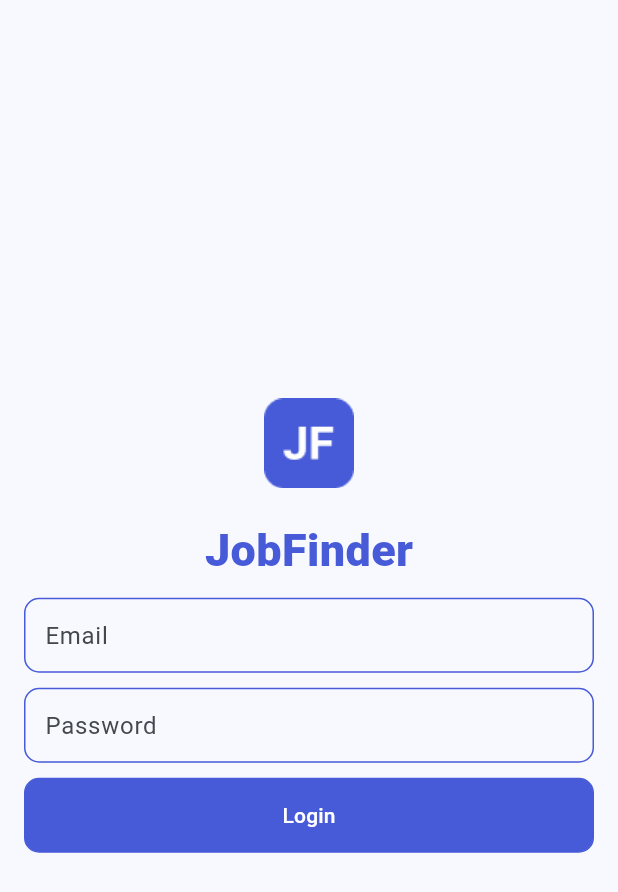
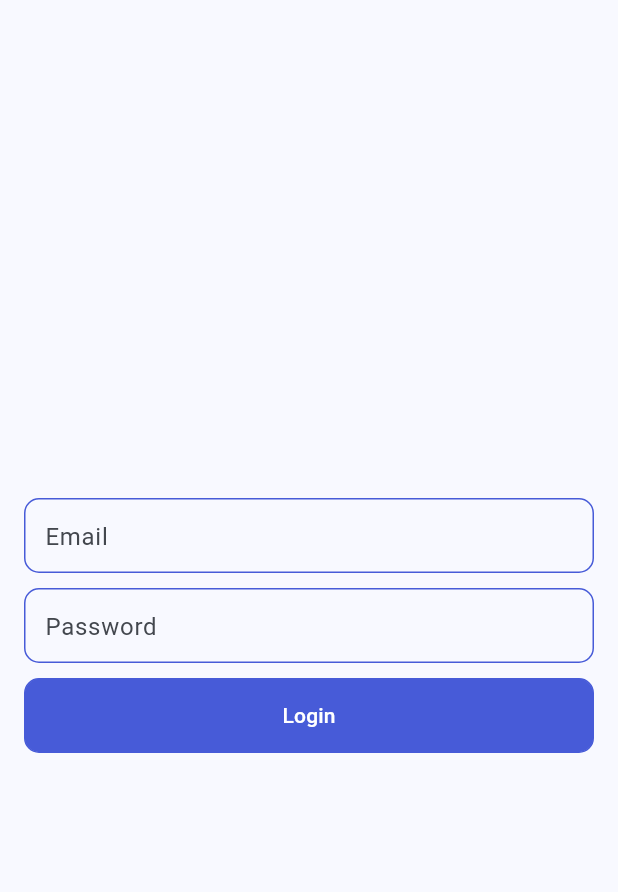
Before and after one commit to firlygrsld/BootcampFlutter, a Flutter app: the screen it shows after launch, on a phone screen of 412 x 824 dp. Shown: the top 892 px of the screen. Run offline on Flutter 3.47's test engine with Material 3 defaults, Android fonts, the phone set to English and light mode, and no system bars.

Commit message:
Update tugas 11

```diff
--- a/sanberappflutter/lib/tugas/Tugas11/Home.dart
+++ b/sanberappflutter/lib/tugas/Tugas11/Home.dart
@@ -2,7 +2,7 @@ import 'package:flutter/material.dart';
 import 'package:sanberappflutter/tugas/Tugas11/page/Account.dart';
 import 'package:sanberappflutter/tugas/Tugas11/page/Search.dart';
 import 'package:sanberappflutter/tugas/Tugas11/page/HomeScreen.dart';
-import 'package:sanberappflutter/tugas/Tugas9/DrawerScreen.dart';
+import 'package:sanberappflutter/tugas/Tugas11/page/DrawerScreen.dart';
 
 class Home extends StatefulWidget {
   @override
--- a/sanberappflutter/lib/tugas/Tugas11/LoginScreen.dart
+++ b/sanberappflutter/lib/tugas/Tugas11/LoginScreen.dart
@@ -13,21 +13,6 @@ class LoginScreen extends StatelessWidget {
           child: Column(
             mainAxisAlignment: MainAxisAlignment.center,
             children: [
-              Image.asset(
-                "assets/img/logo.png",
-                height: 80,
-                width: 80,
-              ),
-              const SizedBox(
-                height: 10,
-              ),
-              const Text(
-                "JobFinder",
-                style: TextStyle(
-                    fontSize: 30,
-                    fontWeight: FontWeight.w800,
-                    color: Color(0xff475BD8)),
-              ),
               const SizedBox(
                 height: 10,
               ),
```
Also changed, not shown: sanberappflutter/lib/tugas/Tugas11/page/DrawerScreen.dart (added, +78 -0 lines), sanberappflutter/lib/tugas/Tugas11/DrawerScreen.dart (deleted).
